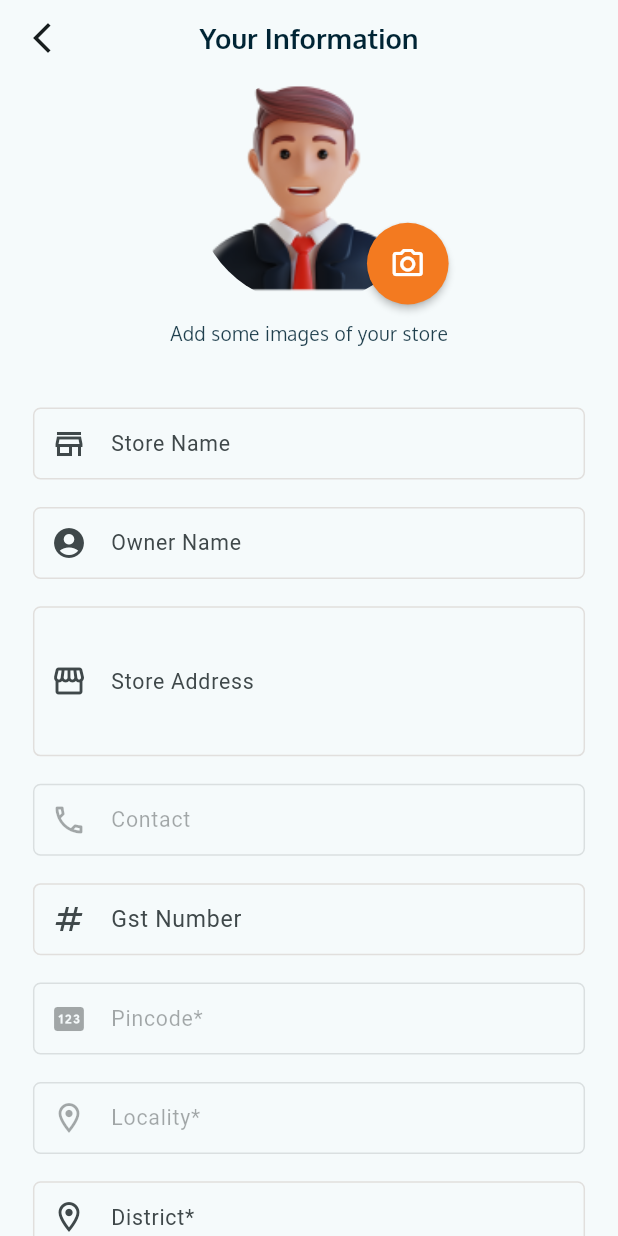
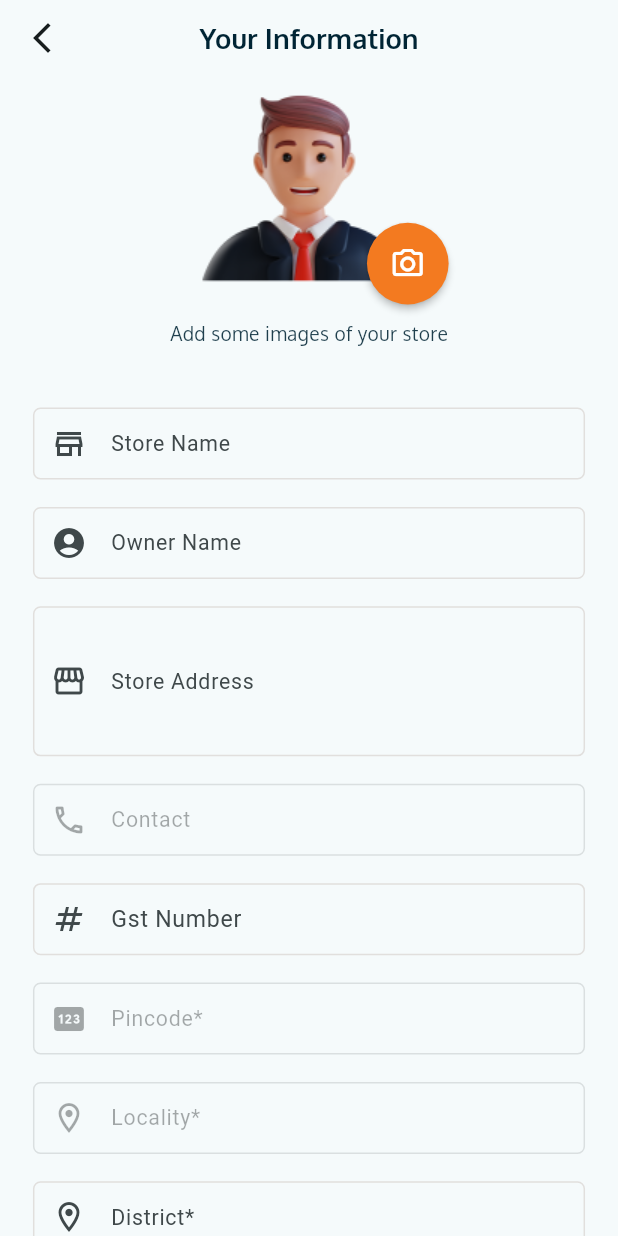
Before and after one commit to anujaNishad/entekaraVendor, a Flutter app: the SignupScreen screen opened directly, on a phone screen of 412 x 824 dp. Run offline on Flutter 3.47's test engine with Material 2 defaults, Android fonts, the phone set to English and light mode, and no system bars; our stand-ins replace bloc, cached_network_image, curved_navigation_bar, dio, equatable, flutter_bloc and 13 more; accounts and stored records are empty; network calls fail; statements that could not run were skipped; project files that could hold a hidden picture were left out.

Commit message:
commit 26 nov

```diff
--- a/lib/pages/Signup/view/signup_screen.dart
+++ b/lib/pages/Signup/view/signup_screen.dart
@@ -114,17 +114,18 @@ class _SignupScreenState extends State<SignupScreen> {
                               fit: StackFit.expand,
                               children: [
                                 (_croppedImage != null)
-                                    ? CircleAvatar(
-                                        radius: 60.0,
-                                        backgroundImage: FileImage(
-                                            File(_croppedImage!.path)),
-                                        backgroundColor: Colors.transparent,
-                                      )
-                                    : CircleAvatar(
-                                        radius: 60.0,
-                                        backgroundImage:
-                                            AssetImage("assets/images/men.png"),
-                                        backgroundColor: Colors.transparent,
+                                    ? Center(
+                                        child: Image.file(
+                                        File(_croppedImage1!.path),
+                                        width: getProportionateScreenWidth(200),
+                                        height:
+                                            getProportionateScreenHeight(200),
+                                      ))
+                                    : Container(
+                                        child: Center(
+                                            child: Image.asset(
+                                          "assets/images/men.png",
+                                        )),
                                       ),
                                 Positioned(
                                     bottom: 0,
```
Also changed, not shown: assets/images/otp_bg.svg (added), assets/images/otp_login.svg (added), assets/images/otpimg.png (added).
